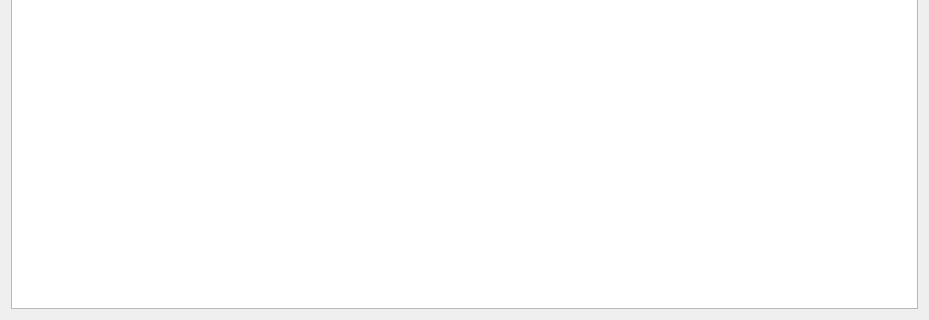
Old version of the form client/libclient/src/ui/widgets/properties/ioport_settings_widget.ui in the repository networkoptix/nx_open; both pictures show x 0 to 929 and y 149 to 469 of the 929 by 469 pixel window.
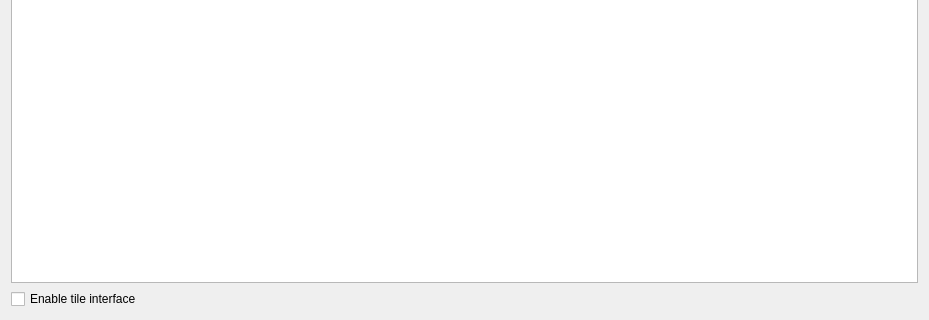
New version of the form.

Commit message:
## Checkbox to select I/O module overlay style
<==== Mercurial data ====>
Branch: dev_3.0.0_gui

Diff of the .ui file:
```diff
--- a/client/libclient/src/ui/widgets/properties/ioport_settings_widget.ui
+++ b/client/libclient/src/ui/widgets/properties/ioport_settings_widget.ui
@@ -45,6 +45,13 @@
      </attribute>
     </widget>
    </item>
+   <item>
+    <widget class="QCheckBox" name="enableTileInterfaceCheckBox">
+     <property name="text">
+      <string>Enable tile interface</string>
+     </property>
+    </widget>
+   </item>
   </layout>
  </widget>
  <resources/>
```
The commit also changes 4 other files.
